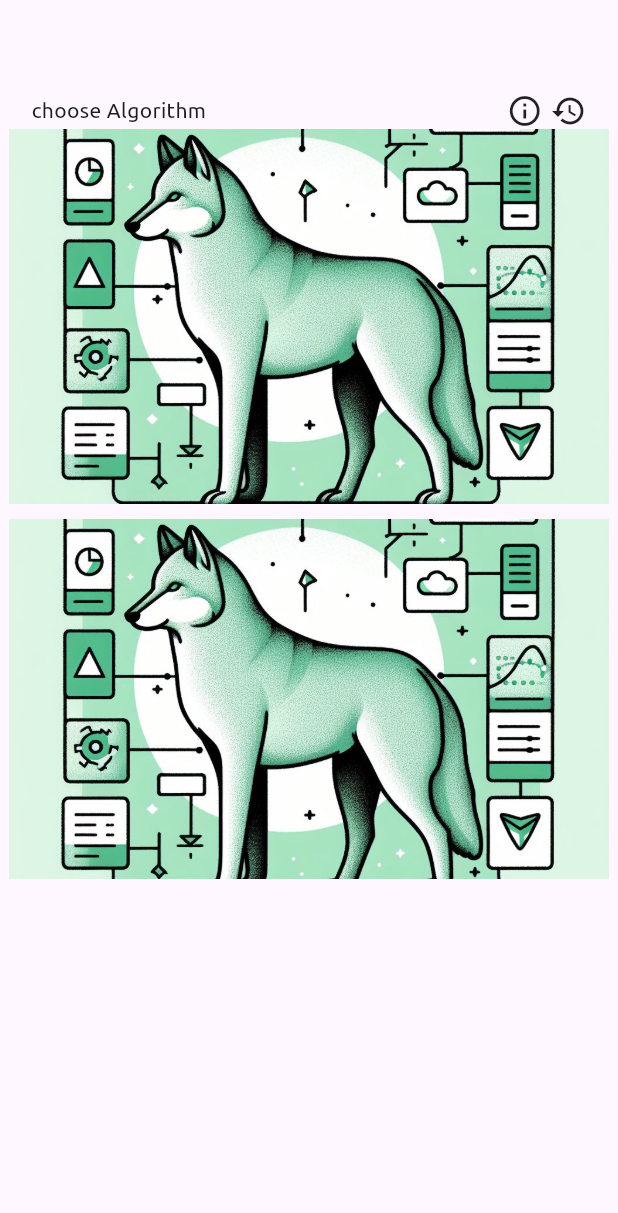
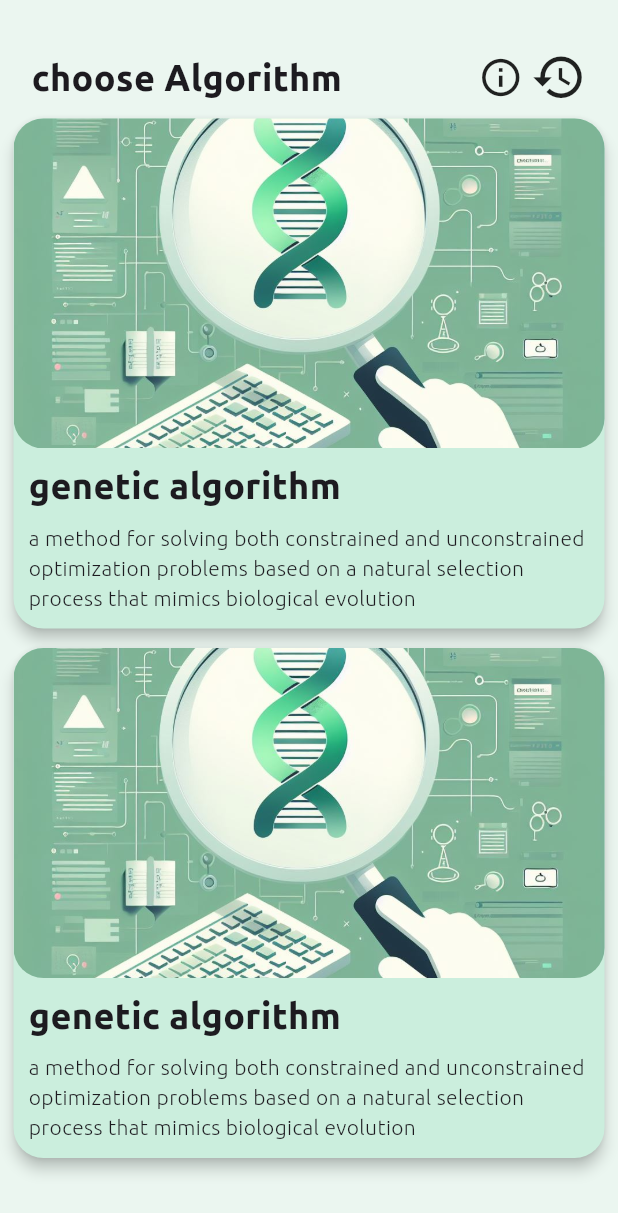
Before and after one commit to OmidHaqi/test_data_gen_v1, a Flutter app: the screen it shows after launch, on a phone screen of 412 x 824 dp. Shown: the top 1213 px of the screen. Run offline on Flutter 3.47's test engine with Material 3 defaults, Android fonts, the phone set to English and light mode, and no system bars; our stand-ins replace flutter_spinkit.

Commit message:
createAlgorithmList

```diff
--- a/lib/main.dart
+++ b/lib/main.dart
@@ -1,5 +1,4 @@
 import 'package:flutter/material.dart';
-import 'package:test_data_gen/views/home_page.dart';
 import 'package:test_data_gen/views/my_splash.dart';
 
 void main() {
--- a/lib/views/home_page.dart
+++ b/lib/views/home_page.dart
@@ -9,46 +9,86 @@ class HomePage extends StatelessWidget {
     double sizeW = MediaQuery.of(context).size.width;
     return SafeArea(
       child: Scaffold(
+        backgroundColor: Color.fromARGB(255, 235, 246, 240),
         body: Column(
           children: [
             Padding(
               padding: EdgeInsets.fromLTRB(
-                  sizeW / 19.65, sizeH / 13.3125, sizeW / 19.65, 0),
+                  sizeW / 19.65, sizeH / 25, sizeW / 19.65, 0),
               child: Row(
                 children: [
-                  Expanded(child: Text(Strings.chooseAlgorithm)),
+                  Expanded(
+                      child: Text(
+                    Strings.chooseAlgorithm,
+                    style: TextStyle(fontSize: 24, fontWeight: FontWeight.bold),
+                  )),
                   Padding(
                     padding: EdgeInsets.only(right: sizeW / 78.6),
-                    child: Icon(Icons.info_outline),
+                    child: Icon(Icons.info_outline,size: 30,),
                   ),
-                  Icon(Icons.history),
+                  Icon(Icons.history,size: 37,),
                 ],
               ),
             ),
-            SizedBox(
-              height: 500,
+            Padding(
+              padding: const EdgeInsets.symmetric(horizontal: 5),
+              child: SizedBox(
+                height: 750,
                 child: ListView.builder(
                   physics: BouncingScrollPhysics(),
                   itemCount: 2,
                   itemBuilder: (context, index) {
-                    return Container(
-                      height: 260,
-                      width: 300,
+                    return Padding(
+                      padding: const EdgeInsets.only(top: 5),
+                      child: Card(
+                        shape: RoundedRectangleBorder(
+                          borderRadius: BorderRadius.circular(20),
+                          //set border radius more than 50% of height and width to make circle
+                        ),
+                        color: Color.fromARGB(255, 203, 238, 221),
+                        elevation: 4,
                         child: Column(
                           children: [
                             Container(
-                            height: 250,
-                            width: 400,
-                            decoration: BoxDecoration(
-                              image: DecorationImage(fit: BoxFit.cover,
-                                image: AssetImage(Paths.imgGrayWolfAlgorithm))
+                              width: 500,
+                              height: 220,
+                              decoration: const BoxDecoration(
+                                  borderRadius:
+                                      BorderRadius.all(Radius.circular(20)),
+                                  image: DecorationImage(
+                                      image: AssetImage(
+                                        Paths.imgDNAalgorithm,
                                       ),
-
+                                      fit: BoxFit.cover)),
+                            ),
+                            const Align(
+                              alignment: Alignment.centerLeft,
+                              child: Padding(
+                                padding: EdgeInsets.fromLTRB(10, 8, 10, 4),
+                                child: Text(
+                                  'genetic algorithm',
+                                  style: TextStyle(
+                                      fontWeight: FontWeight.bold, fontSize: 24),
+                                ),
+                              ),
+                            ),
+                            const Align(
+                              alignment: Alignment.centerLeft,
+                              child: Padding(
+                                padding: EdgeInsets.fromLTRB(10, 4, 10, 10),
+                                child: Text(
+                                    'a method for solving both constrained and unconstrained optimization problems based on a natural selection process that mimics biological evolution',
+                                    style:
+                                        TextStyle(fontWeight: FontWeight.w300)),
+                              ),
                             ),
                           ],
                         ),
+                      ),
                     );
-                  }),
+                  },
+                ),
+              ),
             )
           ],
         ),
```
Lines whose indentation alone changed are shown as unchanged.
